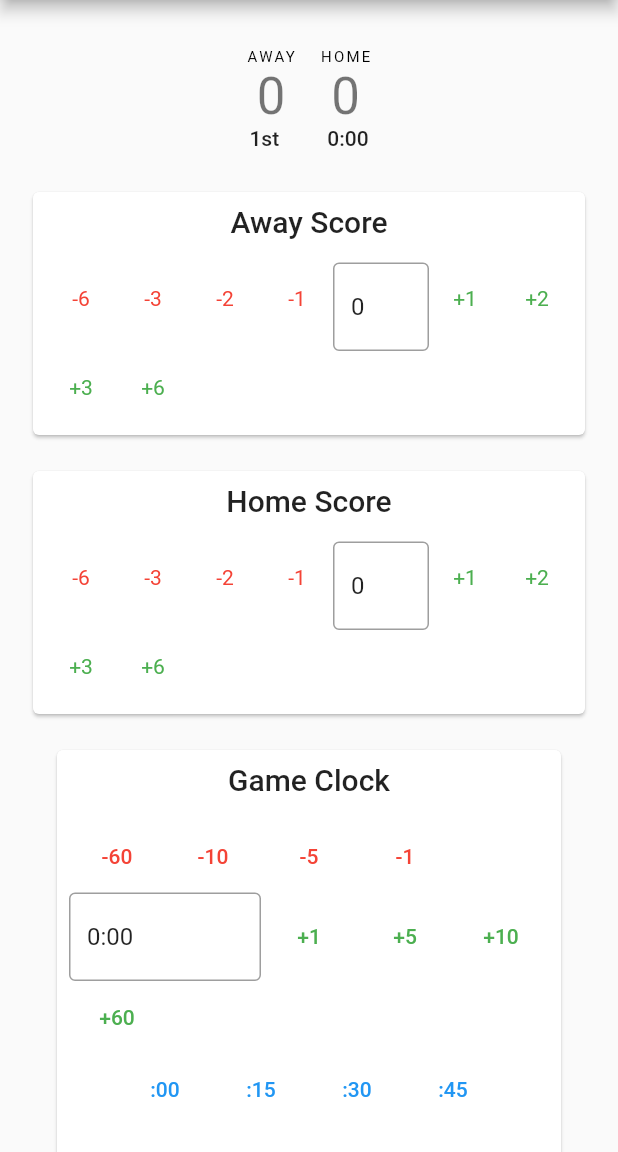
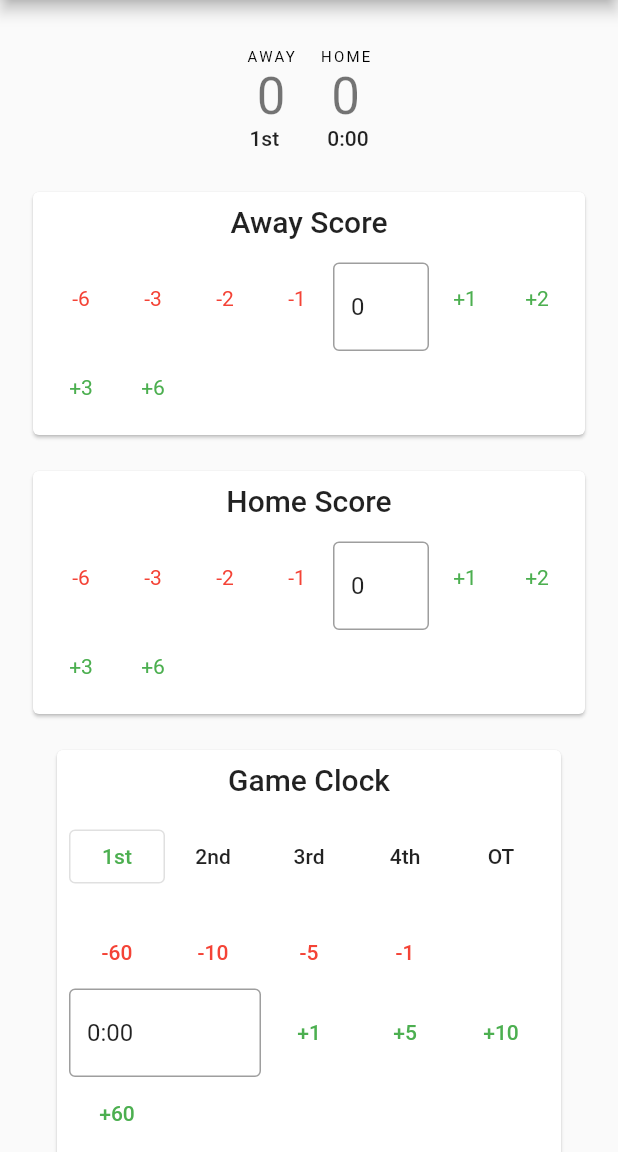
Before and after one commit to bleonard252/obs-scorer-client, a Flutter app: the HomeView screen opened directly, on a phone screen of 412 x 824 dp, the part 84-1236 px from its top. Run offline on Flutter 3.47's test engine with Material 2 defaults, Android fonts, the phone set to English and light mode, and no system bars; our stand-ins replace flutter_riverpod, flutter_settings_screens, freezed_annotation, hive, loggy; missing offline and left inert: obs_websocket; accounts and stored records are empty.

Commit message:
add quarter buttons (incl. OT)
Signed-off-by: Blake <blake@1024256.xyz>

```diff
--- a/lib/views/home.dart
+++ b/lib/views/home.dart
@@ -170,7 +170,7 @@ class HomeView extends ConsumerWidget {
           //     ),
           //   ],
           // ),
-          ClockEditorCard(clock: gameState.clock),
+          ClockEditorCard(clock: gameState.clock, quarter: gameState.quarter),
         ],
       ),
     );
--- a/lib/views/widgets/clock.dart
+++ b/lib/views/widgets/clock.dart
@@ -10,7 +10,8 @@ import 'package:obs_scorer_client/src/settings.dart';
 
 class ClockEditorCard extends ConsumerStatefulWidget {
   final GameClockState clock;
-  const ClockEditorCard({Key? key, required this.clock}) : super(key: key);
+  final String quarter;
+  const ClockEditorCard({Key? key, required this.clock, this.quarter = "OT"}) : super(key: key);
 
   @override
   // ignore: library_private_types_in_public_api
@@ -51,6 +52,12 @@ class _ClockEditorCardState extends ConsumerState<ClockEditorCard> {
 
   @override
   Widget build(BuildContext context) {
+    final qtrOffStyle = TextButton.styleFrom(
+      foregroundColor: Theme.of(context).textTheme.bodyText1?.color,
+    );
+    final qtrOnStyle = OutlinedButton.styleFrom(
+      foregroundColor: Theme.of(context).colorScheme.primary,
+    );
     return Padding(
       padding: const EdgeInsets.all(8.0),
       child: Card(
@@ -65,6 +72,22 @@ class _ClockEditorCardState extends ConsumerState<ClockEditorCard> {
               //   value: timer.isActive ? widget.clock.toSeconds() / 60 : 0,
               //   valueColor: const AlwaysStoppedAnimation<Color>(Colors.blue),
               // ),
+              Wrap(
+                //alignment: WrapAlignment.center,
+                children: [
+                  if (parseQuarter(widget.quarter) == 1) OutlinedButton(onPressed: () {}, style: qtrOnStyle, child: const Text("1st"))
+                  else TextButton(onPressed: () => setQuarter(1), style: qtrOffStyle, child: const Text("1st")),
+                  if (parseQuarter(widget.quarter) == 2) OutlinedButton(onPressed: () {}, style: qtrOnStyle, child: const Text("2nd"))
+                  else TextButton(onPressed: () => setQuarter(2), style: qtrOffStyle, child: const Text("2nd")),
+                  if (parseQuarter(widget.quarter) == 3) OutlinedButton(onPressed: () {}, style: qtrOnStyle, child: const Text("3rd"))
+                  else TextButton(onPressed: () => setQuarter(3), style: qtrOffStyle, child: const Text("3rd")),
+                  if (parseQuarter(widget.quarter) == 4) OutlinedButton(onPressed: () {}, style: qtrOnStyle, child: const Text("4th"))
+                  else TextButton(onPressed: () => setQuarter(4), style: qtrOffStyle, child: const Text("4th")),
+                  if (parseQuarter(widget.quarter) == 5) OutlinedButton(onPressed: () {}, style: qtrOnStyle, child: const Text("OT"))
+                  else TextButton(onPressed: () => setQuarter(5), style: qtrOffStyle, child: const Text("OT")),
+                ],
+              ),
+              const SizedBox(height: 16),
               Wrap(
                 crossAxisAlignment: WrapCrossAlignment.center,
                 children: [
@@ -144,5 +167,37 @@ class _ClockEditorCardState extends ConsumerState<ClockEditorCard> {
     return;
   }
 
+  Future<void> setQuarter(int quarter) async {
+    final source = ref.read<Box>(settingsProvider).source.quarter;
+    if (source == null) {
+      return;
+    }
+    late String value;
+    switch (quarter) {
+      case 1: value = "1st"; break;
+      case 2: value = "2nd"; break;
+      case 3: value = "3rd"; break;
+      case 4: value = "4th"; break;
+      case 5: value = "OT"; break;
+      default: value = "--"; break;
+    }
+    if (ref.read<Box>(settingsProvider).behavior.uppercaseQuarter ?? false) {
+      value = value.toUpperCase();
+    }
+    await (ref.read(socketProvider).value?.inputs.setText(source, value) ?? Future.value());
+    refreshGameState(ref);
+    return;
+  }
+
+  /// Possible values for quarter are `1`, `2`, `3`, `4`, and `5` (OT),
+  /// or `0` if parsing failed.
+  int parseQuarter(String quarter) {
+    if (quarter.toLowerCase() == "ot") {
+      return 5;
+    } else {
+      return int.tryParse(quarter.substring(0, 1)) ?? 0;
+    }
+  }
+
   void showLongPress(BuildContext context) => ScaffoldMessenger.of(context).showSnackBar(const SnackBar(content: Text("Long press presets to reset the clock.")));
 }
```
